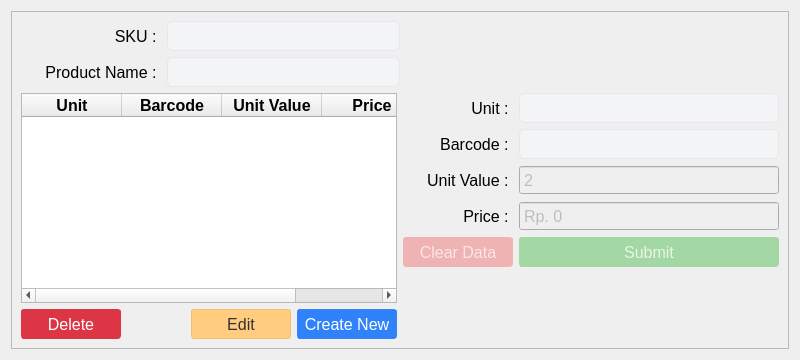
The window that ui/price_unit.ui (michael-halim/pos) describes before a commit, drawn with Qt 5.
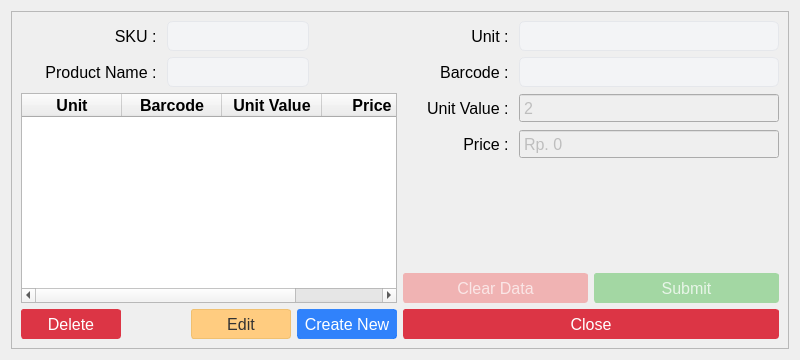
The same window after the commit.

Commit message: Patch#35: Fix Revision - Add Close Button in Logs - Added Close Button in Stock Card List - Added Close Button in Price Unit - Added New Purchase Button in Purchasing List - Added New Transaction in Transaction List - Invoice Number Must be Filled - Transaction Revision Flow - Added Total in Transactions List - Added Total in Purchasing List - Updating Privilege Updates Immediately - Can't Edit Customers Points and Transactions Total - Add Some Icons

Diff of the .ui file:
```diff
--- a/ui/price_unit.ui
+++ b/ui/price_unit.ui
@@ -274,7 +274,9 @@
      </property>
      <layout class="QGridLayout" name="gridLayout">
       <item row="0" column="0">
-       <layout class="QVBoxLayout" name="verticalLayout_2">
+       <layout class="QHBoxLayout" name="horizontalLayout_4">
+        <item>
+         <layout class="QVBoxLayout" name="verticalLayout_3">
         <item>
          <layout class="QHBoxLayout" name="horizontalLayout_2">
           <item>
@@ -375,8 +377,6 @@
          </layout>
         </item>
         <item>
-         <layout class="QHBoxLayout" name="horizontalLayout">
-          <item>
            <layout class="QVBoxLayout" name="verticalLayout">
             <item>
              <widget class="QTableWidget" name="price_unit_table">
@@ -559,6 +559,10 @@
             </item>
            </layout>
           </item>
+         </layout>
+        </item>
+        <item>
+         <layout class="QVBoxLayout" name="verticalLayout_2">
           <item>
            <layout class="QFormLayout" name="formLayout_2">
             <item row="0" column="0">
@@ -645,7 +649,7 @@
               </property>
              </widget>
             </item>
-            <item row="3" column="0">
+            <item row="2" column="0">
              <widget class="QLabel" name="unit_value_price_unit_label">
               <property name="minimumSize">
                <size>
@@ -666,7 +670,37 @@
               </property>
              </widget>
             </item>
-            <item row="4" column="0">
+            <item row="2" column="1">
+             <widget class="QSpinBox" name="unit_value_price_unit_input">
+              <property name="enabled">
+               <bool>false</bool>
+              </property>
+              <property name="minimumSize">
+               <size>
+                <width>0</width>
+                <height>30</height>
+               </size>
+              </property>
+              <property name="font">
+               <font>
+                <pointsize>12</pointsize>
+               </font>
+              </property>
+              <property name="buttonSymbols">
+               <enum>QAbstractSpinBox::NoButtons</enum>
+              </property>
+              <property name="minimum">
+               <number>2</number>
+              </property>
+              <property name="maximum">
+               <number>999999999</number>
+              </property>
+              <property name="value">
+               <number>2</number>
+              </property>
+             </widget>
+            </item>
+            <item row="3" column="0">
              <widget class="QLabel" name="price_price_unit_label">
               <property name="minimumSize">
                <size>
@@ -687,7 +721,57 @@
               </property>
              </widget>
             </item>
-            <item row="5" column="0">
+            <item row="3" column="1">
+             <widget class="QSpinBox" name="price_price_unit_input">
+              <property name="enabled">
+               <bool>false</bool>
+              </property>
+              <property name="minimumSize">
+               <size>
+                <width>0</width>
+                <height>30</height>
+               </size>
+              </property>
+              <property name="font">
+               <font>
+                <pointsize>12</pointsize>
+               </font>
+              </property>
+              <property name="buttonSymbols">
+               <enum>QAbstractSpinBox::NoButtons</enum>
+              </property>
+              <property name="prefix">
+               <string>Rp. </string>
+              </property>
+              <property name="minimum">
+               <number>0</number>
+              </property>
+              <property name="maximum">
+               <number>999999999</number>
+              </property>
+              <property name="value">
+               <number>0</number>
+              </property>
+             </widget>
+            </item>
+           </layout>
+          </item>
+          <item>
+           <spacer name="verticalSpacer">
+            <property name="orientation">
+             <enum>Qt::Vertical</enum>
+            </property>
+            <property name="sizeHint" stdset="0">
+             <size>
+              <width>20</width>
+              <height>40</height>
+             </size>
+            </property>
+           </spacer>
+          </item>
+          <item>
+           <layout class="QHBoxLayout" name="horizontalLayout">
+            <item>
              <widget class="QPushButton" name="clear_data_price_unit_button">
               <property name="enabled">
                <bool>false</bool>
@@ -724,7 +808,7 @@
               </property>
              </widget>
             </item>
-            <item row="5" column="1">
+            <item>
              <widget class="QPushButton" name="submit_price_unit_button">
               <property name="enabled">
                <bool>false</bool>
@@ -762,71 +846,37 @@
               </property>
              </widget>
             </item>
-            <item row="3" column="1">
-             <widget class="QSpinBox" name="unit_value_price_unit_input">
-              <property name="enabled">
-               <bool>false</bool>
-              </property>
-              <property name="minimumSize">
-               <size>
-                <width>0</width>
-                <height>30</height>
-               </size>
-              </property>
-              <property name="font">
-               <font>
-                <pointsize>12</pointsize>
-               </font>
-              </property>
-              <property name="buttonSymbols">
-               <enum>QAbstractSpinBox::NoButtons</enum>
-              </property>
-              <property name="minimum">
-               <number>2</number>
-              </property>
-              <property name="maximum">
-               <number>999999999</number>
-              </property>
-              <property name="value">
-               <number>2</number>
-              </property>
-             </widget>
-            </item>
-            <item row="4" column="1">
-             <widget class="QSpinBox" name="price_price_unit_input">
-              <property name="enabled">
-               <bool>false</bool>
-              </property>
-              <property name="minimumSize">
-               <size>
-                <width>0</width>
-                <height>30</height>
-               </size>
-              </property>
-              <property name="font">
-               <font>
-                <pointsize>12</pointsize>
-               </font>
-              </property>
-              <property name="buttonSymbols">
-               <enum>QAbstractSpinBox::NoButtons</enum>
-              </property>
-              <property name="prefix">
-               <string>Rp. </string>
-              </property>
-              <property name="minimum">
-               <number>0</number>
-              </property>
-              <property name="maximum">
-               <number>999999999</number>
-              </property>
-              <property name="value">
-               <number>0</number>
-              </property>
-             </widget>
-            </item>
            </layout>
           </item>
+          <item>
+           <widget class="QPushButton" name="close_price_unit_button">
+            <property name="minimumSize">
+             <size>
+              <width>100</width>
+              <height>30</height>
+             </size>
+            </property>
+            <property name="font">
+             <font>
+              <pointsize>12</pointsize>
+             </font>
+            </property>
+            <property name="styleSheet">
+             <string notr="true">QPushButton {
+    color: #fff;
+    background-color: #dc3545;
+    border-color: #dc3545;
+}
+QPushButton:hover {
+    background-color: #bb2d3b;
+    border-color: #b02a37;
+}</string>
+            </property>
+            <property name="text">
+             <string>Close</string>
+            </property>
+           </widget>
+          </item>
          </layout>
         </item>
        </layout>
```
Lines whose indentation alone changed are shown as unchanged. The commit also changes 63 other files.
